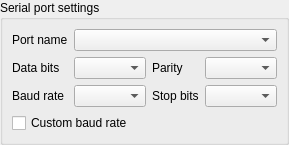
First picture: the form in src/modbus/common/SAKModbusCommonSerialPortSection.ui, repository x-tools-author/x-tools, before the edit.
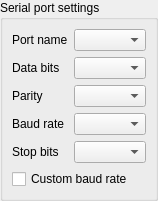
Second picture: the form after the edit.

```diff
--- a/src/modbus/common/SAKModbusCommonSerialPortSection.ui
+++ b/src/modbus/common/SAKModbusCommonSerialPortSection.ui
@@ -6,8 +6,8 @@
    <rect>
     <x>0</x>
     <y>0</y>
-    <width>284</width>
-    <height>126</height>
+    <width>149</width>
+    <height>178</height>
    </rect>
   </property>
   <property name="sizePolicy">
@@ -19,7 +19,7 @@
   <property name="windowTitle">
    <string notr="true">Form</string>
   </property>
-  <layout class="QVBoxLayout" name="verticalLayout">
+  <layout class="QGridLayout" name="gridLayout">
    <property name="leftMargin">
     <number>0</number>
    </property>
@@ -32,7 +32,7 @@
    <property name="bottomMargin">
     <number>0</number>
    </property>
-   <item>
+   <item row="0" column="0">
     <widget class="QGroupBox" name="serialPortConfigurationGroupBox">
      <property name="sizePolicy">
       <sizepolicy hsizetype="Preferred" vsizetype="Preferred">
@@ -43,7 +43,7 @@
      <property name="title">
       <string>Serial port settings</string>
      </property>
-     <layout class="QGridLayout" name="gridLayout">
+     <layout class="QGridLayout" name="gridLayout_2">
       <item row="0" column="0">
        <widget class="QLabel" name="label">
         <property name="sizePolicy">
@@ -57,6 +57,16 @@
         </property>
        </widget>
       </item>
+      <item row="0" column="1">
+       <widget class="QComboBox" name="nameComboBox">
+        <property name="sizePolicy">
+         <sizepolicy hsizetype="Preferred" vsizetype="Fixed">
+          <horstretch>0</horstretch>
+          <verstretch>0</verstretch>
+         </sizepolicy>
+        </property>
+       </widget>
+      </item>
       <item row="1" column="0">
        <widget class="QLabel" name="label_3">
         <property name="sizePolicy">
@@ -74,6 +84,29 @@
        <widget class="QComboBox" name="dataBitsComboBox"/>
       </item>
       <item row="2" column="0">
+       <widget class="QLabel" name="label_2">
+        <property name="sizePolicy">
+         <sizepolicy hsizetype="Fixed" vsizetype="Preferred">
+          <horstretch>0</horstretch>
+          <verstretch>0</verstretch>
+         </sizepolicy>
+        </property>
+        <property name="text">
+         <string>Parity</string>
+        </property>
+       </widget>
+      </item>
+      <item row="2" column="1">
+       <widget class="QComboBox" name="parityComboBox">
+        <property name="sizePolicy">
+         <sizepolicy hsizetype="Preferred" vsizetype="Fixed">
+          <horstretch>0</horstretch>
+          <verstretch>0</verstretch>
+         </sizepolicy>
+        </property>
+       </widget>
+      </item>
+      <item row="3" column="0">
        <widget class="QLabel" name="label_4">
         <property name="sizePolicy">
          <sizepolicy hsizetype="Fixed" vsizetype="Preferred">
@@ -86,17 +119,10 @@
         </property>
        </widget>
       </item>
-      <item row="2" column="1">
+      <item row="3" column="1">
        <widget class="QComboBox" name="baudRateComboBox"/>
       </item>
-      <item row="3" column="0" colspan="4">
-       <widget class="QCheckBox" name="customBaudRateCheckBox">
-        <property name="text">
-         <string>Custom baud rate</string>
-        </property>
-       </widget>
-      </item>
-      <item row="2" column="2">
+      <item row="4" column="0">
        <widget class="QLabel" name="label_16">
         <property name="sizePolicy">
          <sizepolicy hsizetype="Fixed" vsizetype="Preferred">
@@ -109,39 +135,13 @@
         </property>
        </widget>
       </item>
-      <item row="2" column="3">
+      <item row="4" column="1">
        <widget class="QComboBox" name="stopBitsComboBox"/>
       </item>
-      <item row="1" column="2">
-       <widget class="QLabel" name="label_2">
-        <property name="sizePolicy">
-         <sizepolicy hsizetype="Fixed" vsizetype="Preferred">
-          <horstretch>0</horstretch>
-          <verstretch>0</verstretch>
-         </sizepolicy>
-        </property>
+      <item row="5" column="0" colspan="2">
+       <widget class="QCheckBox" name="customBaudRateCheckBox">
         <property name="text">
-         <string>Parity</string>
-        </property>
-       </widget>
-      </item>
-      <item row="1" column="3">
-       <widget class="QComboBox" name="parityComboBox">
-        <property name="sizePolicy">
-         <sizepolicy hsizetype="Fixed" vsizetype="Fixed">
-          <horstretch>0</horstretch>
-          <verstretch>0</verstretch>
-         </sizepolicy>
-        </property>
-       </widget>
-      </item>
-      <item row="0" column="1" colspan="3">
-       <widget class="QComboBox" name="nameComboBox">
-        <property name="sizePolicy">
-         <sizepolicy hsizetype="Preferred" vsizetype="Fixed">
-          <horstretch>0</horstretch>
-          <verstretch>0</verstretch>
-         </sizepolicy>
+         <string>Custom baud rate</string>
         </property>
        </widget>
       </item>
```
